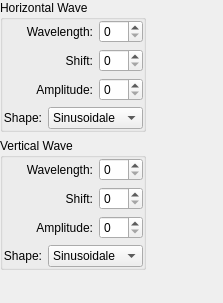
Above: krita/plugins/filters/wavefilter/wdgwaveoptions.ui from KDE/krita before the change. Below: the same form after it.
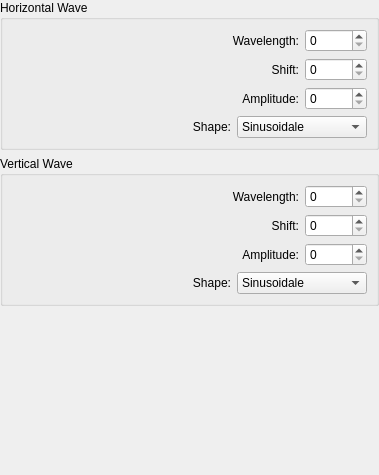
That is the form after the change. Custom widgets are drawn as their Qt base class.

Diff of the .ui file:
```diff
--- a/krita/plugins/filters/wavefilter/wdgwaveoptions.ui
+++ b/krita/plugins/filters/wavefilter/wdgwaveoptions.ui
@@ -6,39 +6,17 @@
    <rect>
     <x>0</x>
     <y>0</y>
-    <width>223</width>
-    <height>303</height>
+    <width>379</width>
+    <height>475</height>
    </rect>
   </property>
   <layout class="QGridLayout">
-   <property name="leftMargin">
+   <property name="margin">
     <number>0</number>
    </property>
-   <property name="topMargin">
-    <number>0</number>
+   <property name="verticalSpacing">
+    <number>6</number>
    </property>
-   <property name="rightMargin">
-    <number>0</number>
-   </property>
-   <property name="bottomMargin">
-    <number>0</number>
-   </property>
-   <item row="0" column="1">
-    <spacer>
-     <property name="orientation">
-      <enum>Qt::Horizontal</enum>
-     </property>
-     <property name="sizeType">
-      <enum>QSizePolicy::Expanding</enum>
-     </property>
-     <property name="sizeHint" stdset="0">
-      <size>
-       <width>60</width>
-       <height>20</height>
-      </size>
-     </property>
-    </spacer>
-   </item>
    <item row="2" column="0">
     <spacer>
      <property name="orientation">
@@ -61,51 +39,29 @@
       <string>Horizontal Wave</string>
      </property>
      <layout class="QGridLayout">
-      <property name="leftMargin">
-       <number>0</number>
+      <property name="margin">
+       <number>9</number>
       </property>
-      <property name="topMargin">
-       <number>0</number>
-      </property>
-      <property name="rightMargin">
-       <number>0</number>
-      </property>
-      <property name="bottomMargin">
-       <number>0</number>
-      </property>
-      <item row="0" column="0" colspan="2">
-       <widget class="QLabel" name="textLabel1">
-        <property name="text">
-         <string>Wavelength:</string>
-        </property>
-        <property name="alignment">
-         <set>Qt::AlignRight|Qt::AlignTrailing|Qt::AlignVCenter</set>
-        </property>
-        <property name="wordWrap">
-         <bool>false</bool>
-        </property>
-       </widget>
+      <item row="2" column="3">
+       <widget class="QSpinBox" name="intHAmplitude"/>
       </item>
-      <item row="0" column="2">
-       <widget class="QSpinBox" name="intHWavelength"/>
-      </item>
-      <item row="1" column="0" colspan="2">
-       <widget class="QLabel" name="textLabel2">
-        <property name="text">
-         <string>Shift:</string>
-        </property>
-        <property name="alignment">
-         <set>Qt::AlignRight|Qt::AlignTrailing|Qt::AlignVCenter</set>
-        </property>
-        <property name="wordWrap">
-         <bool>false</bool>
-        </property>
-       </widget>
-      </item>
-      <item row="1" column="2">
+      <item row="1" column="3">
        <widget class="QSpinBox" name="intHShift"/>
       </item>
-      <item row="2" column="0" colspan="2">
+      <item row="3" column="1">
+       <widget class="QLabel" name="textLabel1_2">
+        <property name="text">
+         <string>Shape:</string>
+        </property>
+        <property name="alignment">
+         <set>Qt::AlignRight|Qt::AlignTrailing|Qt::AlignVCenter</set>
+        </property>
+        <property name="wordWrap">
+         <bool>false</bool>
+        </property>
+       </widget>
+      </item>
+      <item row="2" column="1" colspan="2">
        <widget class="QLabel" name="textLabel2_2">
         <property name="text">
          <string>Amplitude:</string>
@@ -118,11 +74,33 @@
         </property>
        </widget>
       </item>
-      <item row="2" column="2">
-       <widget class="QSpinBox" name="intHAmplitude"/>
+      <item row="0" column="1" colspan="2">
+       <widget class="QLabel" name="textLabel1">
+        <property name="text">
+         <string>Wavelength:</string>
+        </property>
+        <property name="alignment">
+         <set>Qt::AlignRight|Qt::AlignTrailing|Qt::AlignVCenter</set>
+        </property>
+        <property name="wordWrap">
+         <bool>false</bool>
+        </property>
+       </widget>
       </item>
-      <item row="3" column="1" colspan="2">
+      <item row="3" column="2" colspan="2">
        <widget class="KComboBox" name="cbHShape">
+        <property name="sizePolicy">
+         <sizepolicy hsizetype="MinimumExpanding" vsizetype="Fixed">
+          <horstretch>0</horstretch>
+          <verstretch>0</verstretch>
+         </sizepolicy>
+        </property>
+        <property name="minimumSize">
+         <size>
+          <width>130</width>
+          <height>0</height>
+         </size>
+        </property>
         <item>
          <property name="text">
           <string>Sinusoidale</string>
@@ -135,10 +113,10 @@
         </item>
        </widget>
       </item>
-      <item row="3" column="0">
-       <widget class="QLabel" name="textLabel1_2">
+      <item row="1" column="1" colspan="2">
+       <widget class="QLabel" name="textLabel2">
         <property name="text">
-         <string>Shape:</string>
+         <string>Shift:</string>
         </property>
         <property name="alignment">
          <set>Qt::AlignRight|Qt::AlignTrailing|Qt::AlignVCenter</set>
@@ -148,6 +126,22 @@
         </property>
        </widget>
       </item>
+      <item row="0" column="3">
+       <widget class="QSpinBox" name="intHWavelength"/>
+      </item>
+      <item row="3" column="0">
+       <spacer name="horizontalSpacer">
+        <property name="orientation">
+         <enum>Qt::Horizontal</enum>
+        </property>
+        <property name="sizeHint" stdset="0">
+         <size>
+          <width>40</width>
+          <height>20</height>
+         </size>
+        </property>
+       </spacer>
+      </item>
      </layout>
     </widget>
    </item>
@@ -157,19 +151,10 @@
       <string>Vertical Wave</string>
      </property>
      <layout class="QGridLayout">
-      <property name="leftMargin">
-       <number>0</number>
+      <property name="margin">
+       <number>9</number>
       </property>
-      <property name="topMargin">
-       <number>0</number>
-      </property>
-      <property name="rightMargin">
-       <number>0</number>
-      </property>
-      <property name="bottomMargin">
-       <number>0</number>
-      </property>
-      <item row="0" column="0" colspan="2">
+      <item row="0" column="1" colspan="2">
        <widget class="QLabel" name="textLabel1_3">
         <property name="text">
          <string>Wavelength:</string>
@@ -182,10 +167,33 @@
         </property>
        </widget>
       </item>
-      <item row="0" column="2">
-       <widget class="QSpinBox" name="intVWavelength"/>
+      <item row="3" column="2" colspan="2">
+       <widget class="KComboBox" name="cbVShape">
+        <property name="sizePolicy">
+         <sizepolicy hsizetype="MinimumExpanding" vsizetype="Fixed">
+          <horstretch>0</horstretch>
+          <verstretch>0</verstretch>
+         </sizepolicy>
+        </property>
+        <property name="minimumSize">
+         <size>
+          <width>130</width>
+          <height>0</height>
+         </size>
+        </property>
+        <item>
+         <property name="text">
+          <string>Sinusoidale</string>
+         </property>
+        </item>
+        <item>
+         <property name="text">
+          <string>Triangle</string>
+         </property>
+        </item>
+       </widget>
       </item>
-      <item row="1" column="0" colspan="2">
+      <item row="1" column="1" colspan="2">
        <widget class="QLabel" name="textLabel2_3">
         <property name="text">
          <string>Shift:</string>
@@ -198,10 +206,10 @@
         </property>
        </widget>
       </item>
-      <item row="1" column="2">
+      <item row="1" column="3">
        <widget class="QSpinBox" name="intVShift"/>
       </item>
-      <item row="2" column="0" colspan="2">
+      <item row="2" column="1" colspan="2">
        <widget class="QLabel" name="textLabel2_2_2">
         <property name="text">
          <string>Amplitude:</string>
@@ -214,24 +222,7 @@
         </property>
        </widget>
       </item>
-      <item row="2" column="2">
-       <widget class="QSpinBox" name="intVAmplitude"/>
-      </item>
-      <item row="3" column="1" colspan="2">
-       <widget class="KComboBox" name="cbVShape">
-        <item>
-         <property name="text">
-          <string>Sinusoidale</string>
-         </property>
-        </item>
-        <item>
-         <property name="text">
-          <string>Triangle</string>
-         </property>
-        </item>
-       </widget>
-      </item>
-      <item row="3" column="0">
+      <item row="3" column="1">
        <widget class="QLabel" name="textLabel1_2_2">
         <property name="text">
          <string>Shape:</string>
@@ -244,6 +235,25 @@
         </property>
        </widget>
       </item>
+      <item row="0" column="3">
+       <widget class="QSpinBox" name="intVWavelength"/>
+      </item>
+      <item row="2" column="3">
+       <widget class="QSpinBox" name="intVAmplitude"/>
+      </item>
+      <item row="3" column="0">
+       <spacer name="horizontalSpacer_2">
+        <property name="orientation">
+         <enum>Qt::Horizontal</enum>
+        </property>
+        <property name="sizeHint" stdset="0">
+         <size>
+          <width>40</width>
+          <height>20</height>
+         </size>
+        </property>
+       </spacer>
+      </item>
      </layout>
     </widget>
    </item>
```
Left out of the diff: 10 changed lines with no effect on the pictures.
